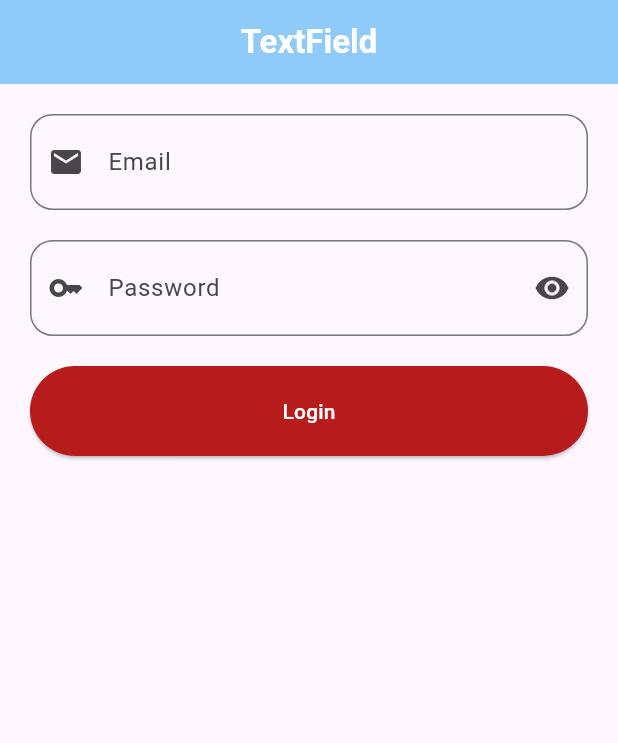
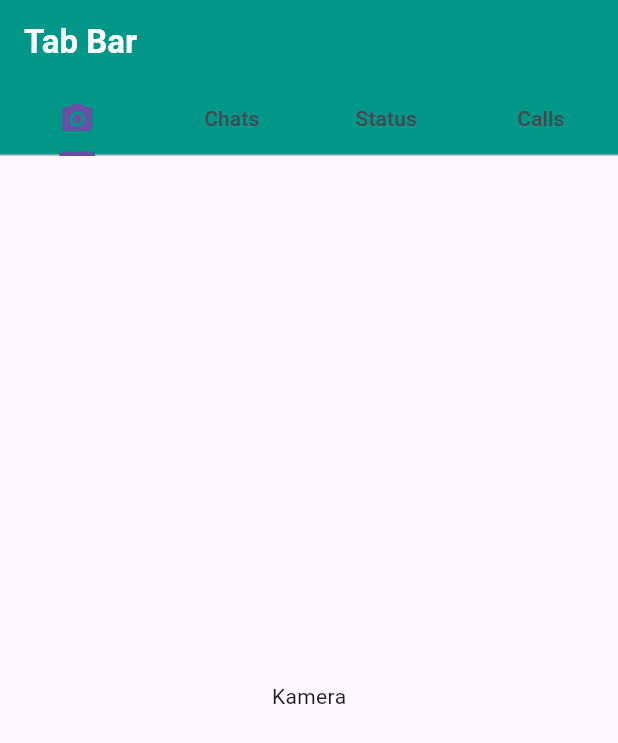
Before and after one commit to pendragonnn/learn-stateful-stateless-widget-flutter, a Flutter app: the screen it shows after launch, on a phone screen of 412 x 824 dp. Shown: the top 743 px of the screen. Run offline on Flutter 3.47's test engine with Material 3 defaults, Android fonts, the phone set to English and light mode, and no system bars.

Commit message:
add topic 5 - Tab Bar

```diff
--- a/lib/main.dart
+++ b/lib/main.dart
@@ -1,147 +1,115 @@
 import 'package:flutter/material.dart';
-import 'package:stateless_stateful/SnackBarWidget.dart';
 
 void main() {
-  runApp(MyApp());
+  runApp(MyApp5());
 }
 
-class MyApp extends StatelessWidget {
-  const MyApp({super.key});
+class MyApp5 extends StatelessWidget {
+  const MyApp5({super.key});
 
   @override
   Widget build(BuildContext context) {
-    return MaterialApp(
+    return const MaterialApp(
       debugShowCheckedModeBanner: false,
-      home: HomePage(),
+      home: HomePage3(),
     );
   }
 }
 
-class HomePage extends StatefulWidget {
+class HomePage3 extends StatefulWidget {
+  const HomePage3({super.key});
+
   @override
-  State<HomePage> createState() => _HomePageState();
+  State<HomePage3> createState() => _HomePage3State();
 }
 
-class _HomePageState extends State<HomePage> {
-  bool isHidden = true;
-  TextEditingController emailController = TextEditingController();
-  TextEditingController passwordController = TextEditingController();
+// menambahkan mixin TickerProviderStateMixin untuk keperluan vsync
+class _HomePage3State extends State<HomePage3> with TickerProviderStateMixin {
   @override
   Widget build(BuildContext context) {
+    // membuat tab bar dengan default tab controller (bisa menggunakan stateless widget)
+    // return DefaultTabController(
+    //   length: 4,
+    //   child: Scaffold(
+    //     appBar: AppBar(
+    //       backgroundColor: Colors.teal,
+    //       title: Text(
+    //         "Tab Bar",
+    //         style: TextStyle(color: Colors.white, fontWeight: FontWeight.bold),
+    //       ),
+    //       // membuat tab bar
+    //       bottom: TabBar(tabs: [
+    //         Tab(
+    //           icon: Icon(Icons.camera_alt),
+    //         ),
+    //         Tab(text: "Chats"),
+    //         Tab(
+    //           text: "Status",
+    //         ),
+    //         Tab(
+    //           text: "Calls",
+    //         ),
+    //       ]),
+    //     ),
+    //     body:
+    //         // membuat tampilan sesuai dengan tab bar nya (wajib berurutan)
+    //         TabBarView(children: [
+    //       Center(
+    //         child: Text("Kamera"),
+    //       ),
+    //       Center(
+    //         child: Text("Chats"),
+    //       ),
+    //       Center(
+    //         child: Text("Status"),
+    //       ),
+    //       Center(
+    //         child: Text("Calls"),
+    //       ),
+    //     ]),
+    //   ),
+    // );
+
+    // membuat default tab controller dengan controller
+    late TabController tabC = TabController(length: 4, vsync: this);
+
     return Scaffold(
       appBar: AppBar(
-          backgroundColor: Colors.blue[200],
-          title: Center(
-            child: Text(
-              "TextField",
-              style:
-                  TextStyle(color: Colors.white, fontWeight: FontWeight.bold),
+        backgroundColor: Colors.teal,
+        title: Text(
+          "Tab Bar",
+          style: TextStyle(color: Colors.white, fontWeight: FontWeight.bold),
         ),
+        // membuat tab bar
+        bottom: TabBar(controller: tabC, tabs: [
+          Tab(
+            icon: Icon(Icons.camera_alt),
           ),
+          Tab(text: "Chats"),
+          Tab(
+            text: "Status",
+          ),
+          Tab(
+            text: "Calls",
+          ),
+        ]),
       ),
       body:
-            // Center(
-            //   child: Padding(
-            //     padding: const EdgeInsets.all(30.0),
-            //     child: TextField(
-            //       // otomatis memperbaiki tulisan yang typo
-            //       autocorrect: true,
-            //     ),
-            //   ),
-            // ),
-
-            // agar tidak overflow, penggunaan listView lebih direkomendasikan dibandingkan dengan column
-            ListView(
-          padding: EdgeInsets.all(20),
-          children: [
-            // Container(
-            //   height: 400,
-            //   color: Colors.amber,
-            // ),
-            TextField(
-              controller: emailController,
-              autocorrect: false,
-              // constraint untuk penulisan email
-              // dalam keyboard akan langsung disediakan @
-              keyboardType: TextInputType.emailAddress,
-              // memberikan text input action
-              textInputAction: TextInputAction.next,
-              // memberikan label
-              decoration: InputDecoration(
-                // memberikan logo custom sebelum tulisan
-                // prefix: Padding(
-                //     padding: EdgeInsets.only(right: 20),
-                //     child: Icon(Icons.email)),
-
-                // memberikan logo otomatis sebelum tulisan (dari awal logo akan muncul)
-                prefixIcon: Icon(Icons.email),
-                // memberikan padding secara horizontal dan vertikal
-                contentPadding:
-                    EdgeInsets.symmetric(horizontal: 30, vertical: 20),
-                // label: Text("Email")
-                // tanpa menggunakan widget
-                labelText: "Email",
-                // memberikan border
-                border: OutlineInputBorder(
-                    // memberikan border radius
-                    borderRadius: BorderRadius.circular(15)),
+          // membuat tampilan sesuai dengan tab bar nya (wajib berurutan)
+          TabBarView(controller: tabC, children: [
+        Center(
+          child: Text("Kamera"),
         ),
+        Center(
+          child: Text("Chats"),
         ),
-            SizedBox(
-              height: 20,
+        Center(
+          child: Text("Status"),
         ),
-            TextField(
-              controller: passwordController,
-              autocorrect: false,
-              // agar password tidak terlihat ketika diketik
-              obscureText: isHidden,
-              // memberikan label
-              decoration: InputDecoration(
-                  prefixIcon: Icon(Icons.key),
-                  // memberikan padding secara horizontal dan vertikal
-                  contentPadding:
-                      EdgeInsets.symmetric(horizontal: 30, vertical: 20),
-                  // label: Text("Email")
-                  // tanpa menggunakan widget
-                  labelText: "Password",
-                  // memberikan border
-                  border: OutlineInputBorder(
-                    // memberikan border radius
-                    borderRadius: BorderRadius.circular(15),
+        Center(
+          child: Text("Calls"),
         ),
-                  // memberikan logo setelah tulisan
-                  // membuat icon bisa diklik dengan IconButton
-                  suffixIcon: IconButton(
-                      onPressed: () {
-                        setState(() {
-                          if (isHidden == true) {
-                            isHidden = false;
-                          } else {
-                            isHidden = true;
-                          }
-                        });
-                      },
-                      icon: Icon(Icons.remove_red_eye))),
-            ),
-            SizedBox(
-              height: 20,
-            ),
-            ElevatedButton(
-              onPressed: () {
-                print(
-                    "Login dengan email ${emailController.text} password: ${passwordController.text}");
-              },
-              child: Text(
-                "Login",
-                style: TextStyle(color: Colors.white),
-              ),
-              style: ElevatedButton.styleFrom(
-                  backgroundColor: Colors.red[900],
-                  padding: EdgeInsets.symmetric(horizontal: 30, vertical: 20),
-                  shape: RoundedRectangleBorder(
-                      borderRadius: BorderRadius.circular(50))),
-            )
-          ],
-        ));
+      ]),
+    );
   }
 }
```
Also changed, not shown: lib/TextFieldWidget.dart (added, +147 -0 lines), 1 other file. Lines whose indentation alone changed are shown as unchanged.
